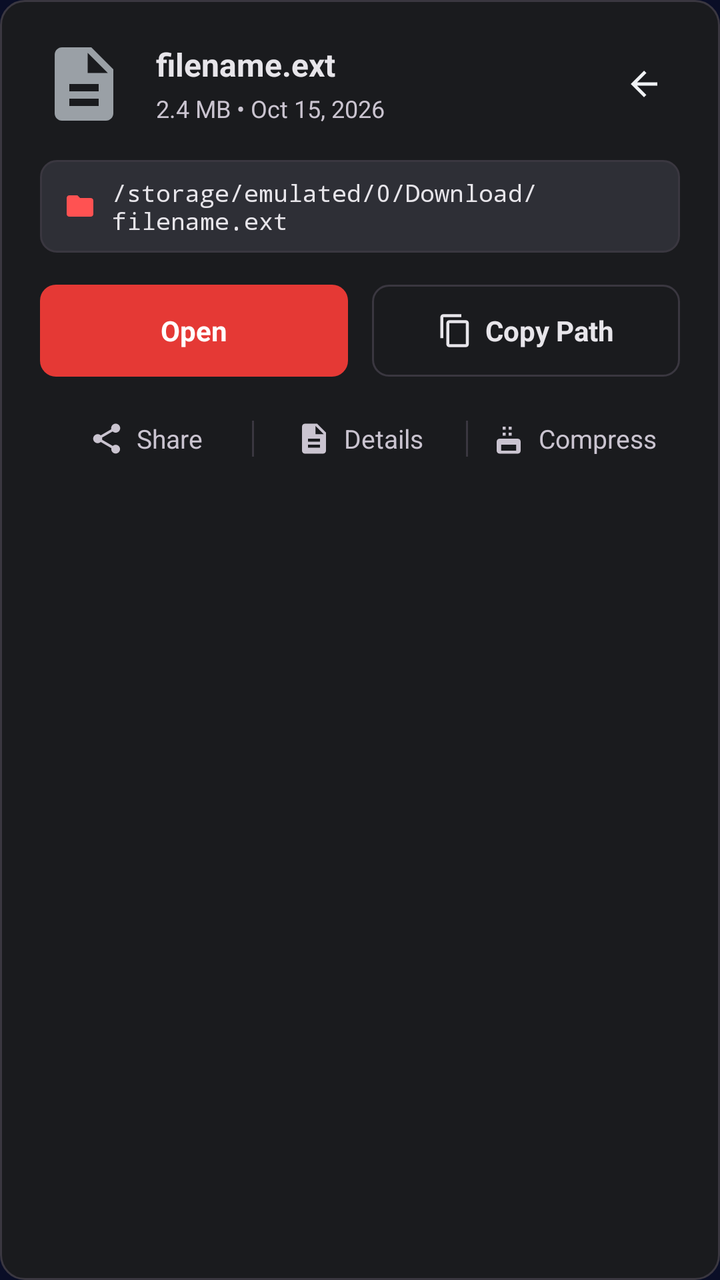
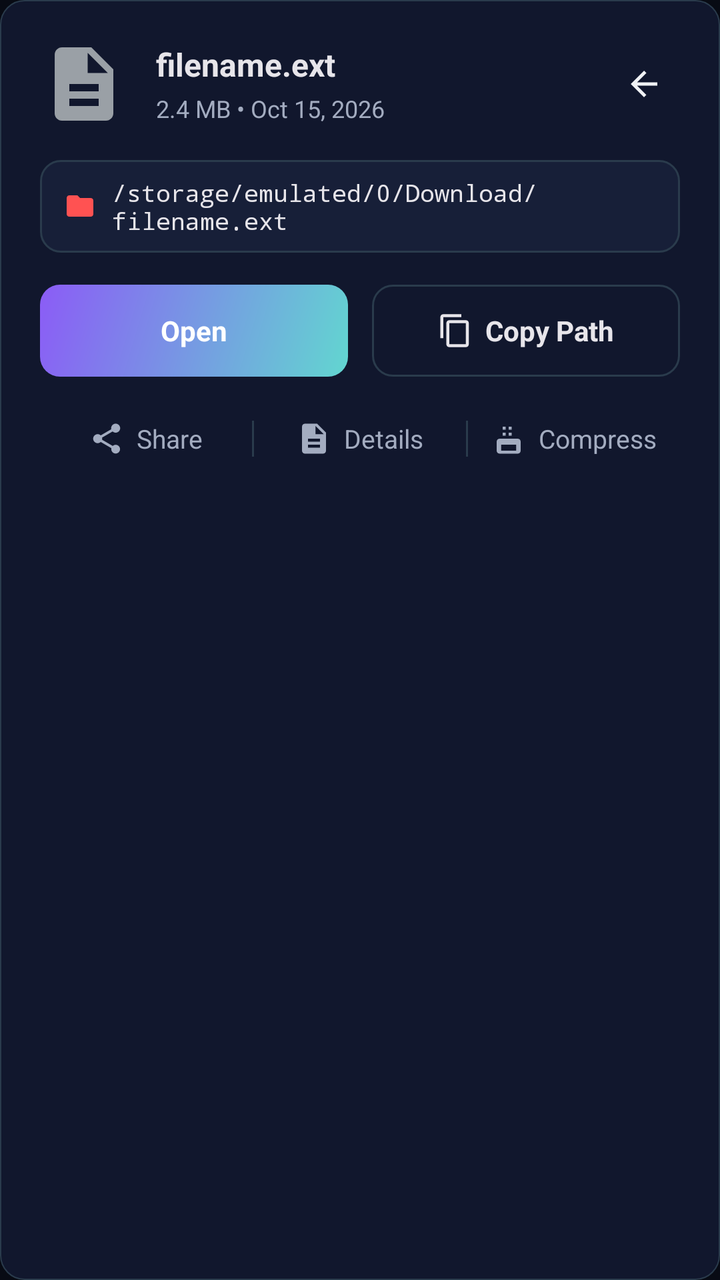

The first picture is an Android layout as it rendered before a commit; the second is the same layout after the commit. The layout source and the unified diff follow.
<!-- AndroidManifest.xml: application theme Theme.ArtrawFiles -->
<!-- res/layout/dialog_file_quick_actions.xml -->
<?xml version="1.0" encoding="utf-8"?>
<LinearLayout xmlns:android="http://schemas.android.com/apk/res/android"
    android:id="@+id/layoutDialogRoot"
    android:layout_width="match_parent"
    android:layout_height="wrap_content"
    android:orientation="vertical"
    android:background="@drawable/bg_card"
    android:padding="20dp">

    
    <RelativeLayout
        android:layout_width="match_parent"
        android:layout_height="wrap_content">

        <ImageView
            android:id="@+id/ivDialogFileIcon"
            android:layout_width="44dp"
            android:layout_height="44dp"
            android:layout_alignParentStart="true"
            android:layout_centerVertical="true"
            android:src="@drawable/ic_file" />

        <LinearLayout
            android:layout_width="match_parent"
            android:layout_height="wrap_content"
            android:layout_toEndOf="@id/ivDialogFileIcon"
            android:layout_toStartOf="@+id/btnDialogClose"
            android:layout_centerVertical="true"
            android:layout_marginStart="14dp"
            android:layout_marginEnd="8dp"
            android:orientation="vertical">

            <TextView
                android:id="@+id/tvDialogFileName"
                android:layout_width="match_parent"
                android:layout_height="wrap_content"
                android:textColor="@color/text_primary_dark"
                android:textSize="16sp"
                android:textStyle="bold"
                android:singleLine="true"
                android:ellipsize="middle"
                android:text="filename.ext" />

            <TextView
                android:id="@+id/tvDialogFileMeta"
                android:layout_width="match_parent"
                android:layout_height="wrap_content"
                android:layout_marginTop="3dp"
                android:textColor="@color/text_secondary_dark"
                android:textSize="12sp"
                android:singleLine="true"
                android:text="2.4 MB • Oct 15, 2026" />
        </LinearLayout>

        <ImageView
            android:id="@+id/btnDialogClose"
            android:layout_width="36dp"
            android:layout_height="36dp"
            android:layout_alignParentEnd="true"
            android:layout_centerVertical="true"
            android:padding="8dp"
            android:background="?android:attr/selectableItemBackgroundBorderless"
            android:src="@drawable/ic_arrow_back"
            android:contentDescription="Close" />
    </RelativeLayout>

    
    <LinearLayout
        android:layout_width="match_parent"
        android:layout_height="wrap_content"
        android:layout_marginTop="16dp"
        android:background="@drawable/bg_address_bar"
        android:orientation="horizontal"
        android:gravity="center_vertical"
        android:paddingStart="12dp"
        android:paddingEnd="10dp"
        android:paddingTop="8dp"
        android:paddingBottom="8dp">

        <ImageView
            android:layout_width="16dp"
            android:layout_height="16dp"
            android:src="@drawable/ic_folder"
            android:tint="@color/artraw_crimson_accent"
            android:contentDescription="Path Icon" />

        <TextView
            android:id="@+id/tvDialogFilePath"
            android:layout_width="match_parent"
            android:layout_height="wrap_content"
            android:layout_marginStart="8dp"
            android:textColor="@color/text_primary_dark"
            android:textSize="12sp"
            android:fontFamily="monospace"
            android:textIsSelectable="true"
            android:text="/storage/emulated/0/Download/filename.ext" />
    </LinearLayout>

    
    <LinearLayout
        android:layout_width="match_parent"
        android:layout_height="wrap_content"
        android:layout_marginTop="16dp"
        android:orientation="horizontal">

        
        <LinearLayout
            android:id="@+id/btnDialogActionOpen"
            android:layout_width="0dp"
            android:layout_height="46dp"
            android:layout_weight="1"
            android:layout_marginEnd="6dp"
            android:background="@drawable/bg_button_primary"
            android:gravity="center"
            android:orientation="horizontal"
            android:clickable="true"
            android:focusable="true">

            <TextView
                android:id="@+id/tvDialogActionOpenText"
                android:layout_width="wrap_content"
                android:layout_height="wrap_content"
                android:text="@string/action_open"
                android:textColor="#FFFFFF"
                android:textSize="14sp"
                android:textStyle="bold" />
        </LinearLayout>

        
        <LinearLayout
            android:id="@+id/btnDialogActionCopyPath"
            android:layout_width="0dp"
            android:layout_height="46dp"
            android:layout_weight="1"
            android:layout_marginStart="6dp"
            android:background="@drawable/bg_button_outlined"
            android:gravity="center"
            android:orientation="horizontal"
            android:clickable="true"
            android:focusable="true">

            <ImageView
                android:layout_width="18dp"
                android:layout_height="18dp"
                android:layout_marginEnd="6dp"
                android:src="@drawable/ic_copy"
                android:tint="@color/text_primary_dark"
                android:contentDescription="Copy" />

            <TextView
                android:layout_width="wrap_content"
                android:layout_height="wrap_content"
                android:text="@string/action_copy_path"
                android:textColor="@color/text_primary_dark"
                android:textSize="14sp"
                android:textStyle="bold" />
        </LinearLayout>
    </LinearLayout>

    
    <LinearLayout
        android:layout_width="match_parent"
        android:layout_height="wrap_content"
        android:layout_marginTop="12dp"
        android:orientation="horizontal"
        android:gravity="center">

        <LinearLayout
            android:id="@+id/btnDialogActionShare"
            android:layout_width="0dp"
            android:layout_height="38dp"
            android:layout_weight="1"
            android:gravity="center"
            android:orientation="horizontal"
            android:background="?android:attr/selectableItemBackground"
            android:clickable="true"
            android:focusable="true">

            <ImageView
                android:layout_width="18dp"
                android:layout_height="18dp"
                android:src="@drawable/ic_share"
                android:tint="@color/text_secondary_dark"
                android:contentDescription="Share" />

            <TextView
                android:layout_width="wrap_content"
                android:layout_height="wrap_content"
                android:layout_marginStart="6dp"
                android:text="@string/action_share"
                android:textColor="@color/text_secondary_dark"
                android:textSize="13sp" />
        </LinearLayout>

        <View
            android:layout_width="1dp"
            android:layout_height="18dp"
            android:background="@color/border_dark" />

        <LinearLayout
            android:id="@+id/btnDialogActionDetails"
            android:layout_width="0dp"
            android:layout_height="38dp"
            android:layout_weight="1"
            android:gravity="center"
            android:orientation="horizontal"
            android:background="?android:attr/selectableItemBackground"
            android:clickable="true"
            android:focusable="true">

            <ImageView
                android:layout_width="18dp"
                android:layout_height="18dp"
                android:src="@drawable/ic_document"
                android:tint="@color/text_secondary_dark"
                android:contentDescription="Details" />

            <TextView
                android:layout_width="wrap_content"
                android:layout_height="wrap_content"
                android:layout_marginStart="6dp"
                android:text="@string/action_details"
                android:textColor="@color/text_secondary_dark"
                android:textSize="13sp" />
        </LinearLayout>

        <View
            android:layout_width="1dp"
            android:layout_height="18dp"
            android:background="@color/border_dark" />

        <LinearLayout
            android:id="@+id/btnDialogActionCompress"
            android:layout_width="0dp"
            android:layout_height="38dp"
            android:layout_weight="1"
            android:gravity="center"
            android:orientation="horizontal"
            android:background="?android:attr/selectableItemBackground"
            android:clickable="true"
            android:focusable="true">

            <ImageView
                android:id="@+id/ivDialogCompressIcon"
                android:layout_width="18dp"
                android:layout_height="18dp"
                android:src="@drawable/ic_compress"
                android:tint="@color/text_secondary_dark"
                android:contentDescription="Archive" />

            <TextView
                android:id="@+id/tvDialogCompressText"
                android:layout_width="wrap_content"
                android:layout_height="wrap_content"
                android:layout_marginStart="6dp"
                android:text="Compress"
                android:textColor="@color/text_secondary_dark"
                android:textSize="13sp" />
        </LinearLayout>
    </LinearLayout>
</LinearLayout>
<!-- resources referenced by this layout -->
<resources>
  <color name="artraw_crimson_accent">#FF5252</color>
  <color name="border_dark">#3A3740</color>
  <color name="text_primary_dark">#E7E5EA</color>
  <color name="text_secondary_dark">#CAC4D0</color>
  <!-- drawable bg_address_bar (drawable) -->
  <?xml version="1.0" encoding="utf-8"?>
  <shape xmlns:android="http://schemas.android.com/apk/res/android"
      android:shape="rectangle">
      <solid android:color="@color/surface_elevated_dark" />
      <corners android:radius="8dp" />
      <stroke
          android:width="1dp"
          android:color="@color/border_dark" />
  </shape>
  <!-- drawable bg_button_outlined (drawable) -->
  <?xml version="1.0" encoding="utf-8"?>
  <shape xmlns:android="http://schemas.android.com/apk/res/android"
      android:shape="rectangle">
      <solid android:color="@android:color/transparent" />
      <corners android:radius="8dp" />
      <stroke
          android:width="1dp"
          android:color="@color/border_dark" />
  </shape>
  <!-- drawable bg_button_primary (drawable) -->
  <?xml version="1.0" encoding="utf-8"?>
  <shape xmlns:android="http://schemas.android.com/apk/res/android"
      android:shape="rectangle">
      <solid android:color="@color/artraw_crimson" />
      <corners android:radius="8dp" />
  </shape>
  <!-- drawable bg_card (drawable) -->
  <?xml version="1.0" encoding="utf-8"?>
  <shape xmlns:android="http://schemas.android.com/apk/res/android"
      android:shape="rectangle">
      <solid android:color="@color/surface_dark" />
      <corners android:radius="12dp" />
      <stroke
          android:width="1dp"
          android:color="@color/border_dark" />
  </shape>
  <!-- drawable ic_arrow_back (drawable) -->
  <vector xmlns:android="http://schemas.android.com/apk/res/android"
      android:width="24dp"
      android:height="24dp"
      android:viewportWidth="24"
      android:viewportHeight="24">
      <path
          android:fillColor="#F0F2F5"
          android:pathData="M20,11H7.83l5.59,-5.59L12,4l-8,8 8,8 1.41,-1.41L7.83,13H20v-2z"/>
  </vector>
  <!-- drawable ic_folder (drawable) -->
  <vector xmlns:android="http://schemas.android.com/apk/res/android"
      android:width="24dp"
      android:height="24dp"
      android:viewportWidth="24"
      android:viewportHeight="24">
      <path
          android:fillColor="#FFA000"
          android:pathData="M10,4H4c-1.1,0 -1.99,0.9 -1.99,2L2,18c0,1.1 0.9,2 2,2h16c1.1,0 2,-0.9 2,-2V8c0,-1.1 -0.9,-2 -2,-2h-8l-2,-2z"/>
  </vector>
  <string name="action_copy_path">Copy Path</string>
  <string name="action_details">Details</string>
  <string name="action_open">Open</string>
  <string name="action_share">Share</string>
  <style name="Theme.ArtrawFiles">
          <item name="android:colorPrimary">@color/aurora_primary</item>
          <item name="android:colorPrimaryDark">@color/aurora_glow_teal</item>
          <item name="android:colorAccent">@color/aurora_glow_cyan</item>
          <item name="android:windowBackground">@color/aurora_background_deep</item>
          <item name="android:colorBackground">@color/aurora_background_deep</item>
          <item name="android:windowDrawsSystemBarBackgrounds">true</item>
          <item name="android:statusBarColor">@android:color/transparent</item>
          <item name="android:navigationBarColor">@android:color/transparent</item>
          <item name="android:windowLightStatusBar">false</item>
      </style>
  <color name="surface_elevated_dark">#2E2F36</color>
  <color name="artraw_crimson">#E53935</color>
  <color name="surface_dark">#1A1B1E</color>
  <color name="aurora_primary">#4ECDC4</color>
  <color name="aurora_glow_teal">#4ECDC4</color>
  <color name="aurora_glow_cyan">#00B4D8</color>
  <color name="aurora_background_deep">#0A0E27</color>
  <!-- unchanged entries left out for length: 5 -->
</resources>

<!-- the commit's change to res/layout/dialog_file_quick_actions.xml (unified diff, before → after) -->
@@ -4,7 +4,7 @@
     android:layout_width="match_parent"
     android:layout_height="wrap_content"
     android:orientation="vertical"
-    android:background="@drawable/bg_card"
+    android:background="@drawable/bg_aurora_card"
     android:padding="20dp">
 
     
@@ -46,7 +46,7 @@
                 android:layout_width="match_parent"
                 android:layout_height="wrap_content"
                 android:layout_marginTop="3dp"
-                android:textColor="@color/text_secondary_dark"
+                android:textColor="@color/aurora_text_secondary"
                 android:textSize="12sp"
                 android:singleLine="true"
                 android:text="2.4 MB • Oct 15, 2026" />
@@ -69,7 +69,7 @@
         android:layout_width="match_parent"
         android:layout_height="wrap_content"
         android:layout_marginTop="16dp"
-        android:background="@drawable/bg_address_bar"
+        android:background="@drawable/bg_aurora_search"
         android:orientation="horizontal"
         android:gravity="center_vertical"
         android:paddingStart="12dp"
@@ -110,7 +110,7 @@
             android:layout_height="46dp"
             android:layout_weight="1"
             android:layout_marginEnd="6dp"
-            android:background="@drawable/bg_button_primary"
+            android:background="@drawable/bg_aurora_button_primary"
             android:gravity="center"
             android:orientation="horizontal"
             android:clickable="true"
@@ -133,7 +133,7 @@
             android:layout_height="46dp"
             android:layout_weight="1"
             android:layout_marginStart="6dp"
-            android:background="@drawable/bg_button_outlined"
+            android:background="@drawable/bg_aurora_button_outlined"
             android:gravity="center"
             android:orientation="horizontal"
             android:clickable="true"
@@ -180,7 +180,7 @@
                 android:layout_width="18dp"
                 android:layout_height="18dp"
                 android:src="@drawable/ic_share"
-                android:tint="@color/text_secondary_dark"
+                android:tint="@color/aurora_text_secondary"
                 android:contentDescription="Share" />
 
             <TextView
@@ -188,14 +188,14 @@
                 android:layout_height="wrap_content"
                 android:layout_marginStart="6dp"
                 android:text="@string/action_share"
-                android:textColor="@color/text_secondary_dark"
+                android:textColor="@color/aurora_text_secondary"
                 android:textSize="13sp" />
         </LinearLayout>
 
         <View
             android:layout_width="1dp"
             android:layout_height="18dp"
-            android:background="@color/border_dark" />
+            android:background="@color/aurora_outline" />
 
         <LinearLayout
             android:id="@+id/btnDialogActionDetails"
@@ -212,7 +212,7 @@
                 android:layout_width="18dp"
                 android:layout_height="18dp"
                 android:src="@drawable/ic_document"
-                android:tint="@color/text_secondary_dark"
+                android:tint="@color/aurora_text_secondary"
                 android:contentDescription="Details" />
 
             <TextView
@@ -220,14 +220,14 @@
                 android:layout_height="wrap_content"
                 android:layout_marginStart="6dp"
                 android:text="@string/action_details"
-                android:textColor="@color/text_secondary_dark"
+                android:textColor="@color/aurora_text_secondary"
                 android:textSize="13sp" />
         </LinearLayout>
 
         <View
             android:layout_width="1dp"
             android:layout_height="18dp"
-            android:background="@color/border_dark" />
+            android:background="@color/aurora_outline" />
 
         <LinearLayout
             android:id="@+id/btnDialogActionCompress"
@@ -245,7 +245,7 @@
                 android:layout_width="18dp"
                 android:layout_height="18dp"
                 android:src="@drawable/ic_compress"
-                android:tint="@color/text_secondary_dark"
+                android:tint="@color/aurora_text_secondary"
                 android:contentDescription="Archive" />
 
             <TextView
@@ -254,7 +254,7 @@
                 android:layout_height="wrap_content"
                 android:layout_marginStart="6dp"
                 android:text="Compress"
-                android:textColor="@color/text_secondary_dark"
+                android:textColor="@color/aurora_text_secondary"
                 android:textSize="13sp" />
         </LinearLayout>
     </LinearLayout>
<!-- resource entries referenced after the edit -->
@@ -1,45 +1,50 @@
 <!-- resources referenced by this layout -->
 <resources>
   <color name="artraw_crimson_accent">#FF5252</color>
-  <color name="border_dark">#3A3740</color>
+  <color name="aurora_outline">#2A3B4C</color>
+  <color name="aurora_text_secondary">#A3ACC0</color>
   <color name="text_primary_dark">#E7E5EA</color>
-  <color name="text_secondary_dark">#CAC4D0</color>
-  <!-- drawable bg_address_bar (drawable) -->
-  <?xml version="1.0" encoding="utf-8"?>
-  <shape xmlns:android="http://schemas.android.com/apk/res/android"
-      android:shape="rectangle">
-      <solid android:color="@color/surface_elevated_dark" />
-      <corners android:radius="8dp" />
-      <stroke
-          android:width="1dp"
-          android:color="@color/border_dark" />
-  </shape>
-  <!-- drawable bg_button_outlined (drawable) -->
+  <!-- drawable bg_aurora_button_outlined (drawable) -->
   <?xml version="1.0" encoding="utf-8"?>
   <shape xmlns:android="http://schemas.android.com/apk/res/android"
       android:shape="rectangle">
       <solid android:color="@android:color/transparent" />
-      <corners android:radius="8dp" />
+      <corners android:radius="10dp" />
       <stroke
           android:width="1dp"
-          android:color="@color/border_dark" />
+          android:color="@color/aurora_outline" />
   </shape>
-  <!-- drawable bg_button_primary (drawable) -->
+  <!-- drawable bg_aurora_button_primary (drawable) -->
   <?xml version="1.0" encoding="utf-8"?>
   <shape xmlns:android="http://schemas.android.com/apk/res/android"
       android:shape="rectangle">
-      <solid android:color="@color/artraw_crimson" />
-      <corners android:radius="8dp" />
+      
+      <gradient
+          android:type="linear"
+          android:startColor="@color/aurora_primary"
+          android:endColor="@color/aurora_secondary"
+          android:angle="135" />
+      <corners android:radius="10dp" />
   </shape>
-  <!-- drawable bg_card (drawable) -->
+  <!-- drawable bg_aurora_card (drawable) -->
   <?xml version="1.0" encoding="utf-8"?>
   <shape xmlns:android="http://schemas.android.com/apk/res/android"
       android:shape="rectangle">
-      <solid android:color="@color/surface_dark" />
+      <solid android:color="@color/aurora_background_surface" />
       <corners android:radius="12dp" />
       <stroke
+          android:width="0.5dp"
+          android:color="@color/aurora_outline" />
+  </shape>
+  <!-- drawable bg_aurora_search (drawable) -->
+  <?xml version="1.0" encoding="utf-8"?>
+  <shape xmlns:android="http://schemas.android.com/apk/res/android"
+      android:shape="rectangle">
+      <solid android:color="@color/aurora_background_elevated" />
+      <corners android:radius="10dp" />
+      <stroke
           android:width="1dp"
-          android:color="@color/border_dark" />
+          android:color="@color/aurora_outline" />
   </shape>
   <!-- drawable ic_arrow_back (drawable) -->
   <vector xmlns:android="http://schemas.android.com/apk/res/android"
@@ -67,8 +72,8 @@
   <string name="action_share">Share</string>
   <style name="Theme.ArtrawFiles">
           <item name="android:colorPrimary">@color/aurora_primary</item>
-          <item name="android:colorPrimaryDark">@color/aurora_glow_teal</item>
-          <item name="android:colorAccent">@color/aurora_glow_cyan</item>
+          <item name="android:colorPrimaryDark">@color/aurora_primary</item>
+          <item name="android:colorAccent">@color/aurora_secondary</item>
           <item name="android:windowBackground">@color/aurora_background_deep</item>
           <item name="android:colorBackground">@color/aurora_background_deep</item>
           <item name="android:windowDrawsSystemBarBackgrounds">true</item>
@@ -76,13 +81,11 @@
           <item name="android:navigationBarColor">@android:color/transparent</item>
           <item name="android:windowLightStatusBar">false</item>
       </style>
-  <color name="surface_elevated_dark">#2E2F36</color>
-  <color name="artraw_crimson">#E53935</color>
-  <color name="surface_dark">#1A1B1E</color>
-  <color name="aurora_primary">#4ECDC4</color>
-  <color name="aurora_glow_teal">#4ECDC4</color>
-  <color name="aurora_glow_cyan">#00B4D8</color>
-  <color name="aurora_background_deep">#0A0E27</color>
+  <color name="aurora_primary">#62D6D0</color>
+  <color name="aurora_secondary">#8B5CF6</color>
+  <color name="aurora_background_surface">#11172D</color>
+  <color name="aurora_background_elevated">#171F38</color>
+  <color name="aurora_background_deep">#080B14</color>
   <!-- unchanged entries left out for length: 5 -->
 </resources>
 
